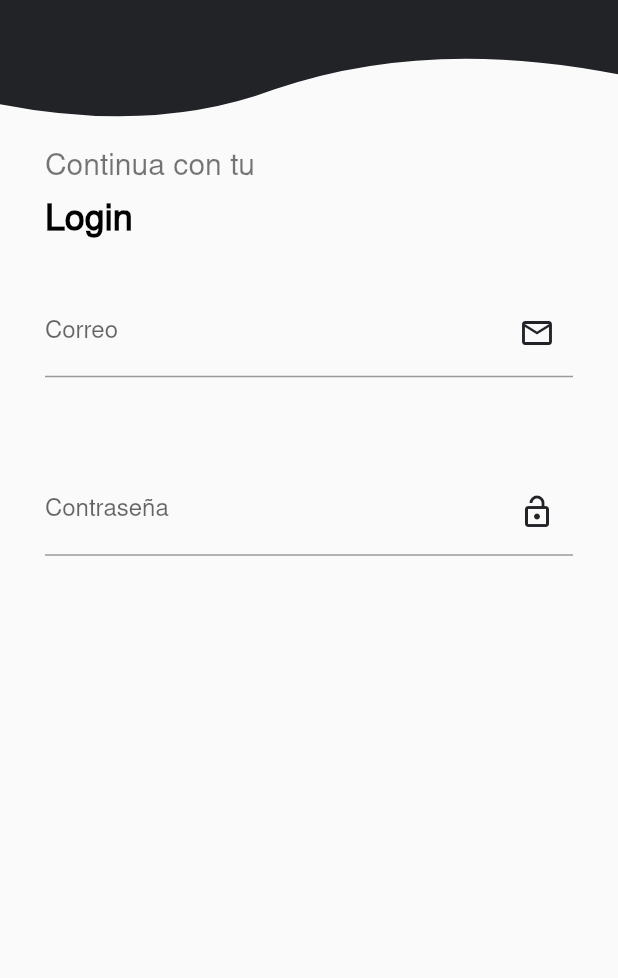
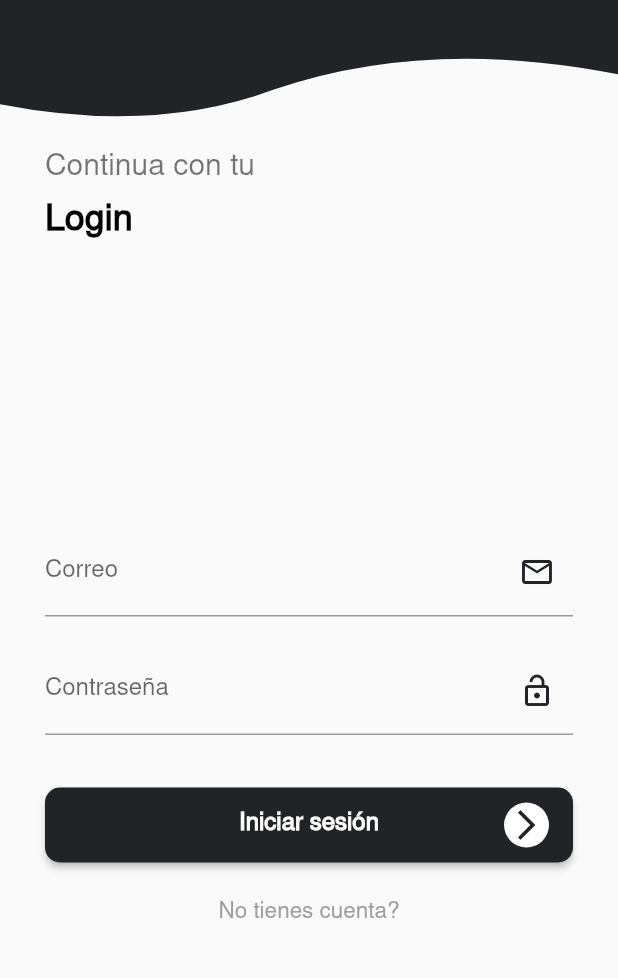
Before and after one commit to jhordanres/StarTravel, a Flutter app: the LoginPage screen opened by its route, on a phone screen of 412 x 824 dp, the part 234-1212 px from its top. Run offline on Flutter 3.47's test engine with Material 2 defaults, Android fonts, the phone set to English and light mode, and no system bars; our stand-ins replace flutter_custom_clippers.

Commit message:
Button Login

```diff
--- a/lib/main.dart
+++ b/lib/main.dart
@@ -1,7 +1,7 @@
 import 'package:flutter/material.dart';
-import 'package:star_travel/screens/home/screens_home.dart';
-import 'package:star_travel/screens/login/screens_login.dart';
-import 'package:star_travel/utils/colors.dart' as util;
+import 'package:star_travel/src/screens/home/screens_home.dart';
+import 'package:star_travel/src/screens/login/screens_login.dart';
+import 'package:star_travel/src/utils/colors.dart' as util;
 void main() {
   runApp(MyApp());
 }
--- a/lib/screens/home/screens_home.dart
+++ /dev/null
@@ -1,2 +0,0 @@
-export 'package:star_travel/screens/home/home_page.dart';
-export 'package:star_travel/screens/home/home_controller.dart';
--- a/lib/screens/login/screens_login.dart
+++ /dev/null
@@ -1 +0,0 @@
-export 'package:star_travel/screens/login/login_page.dart';
--- a/lib/screens/home/home_page.dart
+++ b/lib/src/screens/home/home_page.dart
@@ -1,6 +1,6 @@
 import 'package:flutter/material.dart';
 import 'package:flutter_custom_clippers/flutter_custom_clippers.dart';
-import 'package:star_travel/screens/home/screens_home.dart';
+import 'package:star_travel/src/screens/home/screens_home.dart';
 
 import '../../widgets/widgets.dart';
 
--- /dev/null
+++ b/lib/src/screens/home/screens_home.dart
@@ -0,0 +1,2 @@
+export 'package:star_travel/src/screens/home/home_page.dart';
+export 'package:star_travel/src/screens/home/home_controller.dart';
--- a/lib/screens/login/login_page.dart
+++ b/lib/src/screens/login/login_page.dart
@@ -2,8 +2,8 @@ import 'dart:ui';
 
 import 'package:flutter/material.dart';
 import 'package:flutter_custom_clippers/flutter_custom_clippers.dart';
-import 'package:star_travel/widgets/widgets.dart';
-import 'package:star_travel/utils/colors.dart' as utils;
+import 'package:star_travel/src/widgets/widgets.dart';
+import 'package:star_travel/src/utils/colors.dart' as utils;
 
 
 class LoginPage extends StatefulWidget {
@@ -30,8 +30,11 @@ class _LoginPageState extends State<LoginPage> {
           ),
           _textDescription(),
           _textLogin(),
+          Expanded(child: Container(),),
           _textFieldEmail(),
-          _textFieldPass()
+          _textFieldPass(),
+          _buttonLogin(),
+          _dontHaveAccount()
         ],
       )
     );
@@ -69,7 +72,7 @@ class _LoginPageState extends State<LoginPage> {
 
   Widget _textFieldEmail(){
     return Container(
-      margin: EdgeInsets.symmetric(horizontal: 30, vertical: 30),
+      margin: EdgeInsets.symmetric(horizontal: 30, vertical: 10),
       child: TextField(
         keyboardType: TextInputType.emailAddress,
         decoration: InputDecoration(
@@ -86,7 +89,7 @@ class _LoginPageState extends State<LoginPage> {
 
   Widget _textFieldPass(){
     return Container(
-      margin: EdgeInsets.symmetric(horizontal: 30, vertical: 30),
+      margin: EdgeInsets.symmetric(horizontal: 30, vertical: 10),
       child: TextField(
         obscureText: true,
         decoration: InputDecoration(
@@ -102,9 +105,24 @@ class _LoginPageState extends State<LoginPage> {
   }
 
   Widget _buttonLogin(){
-    return RaisedButton(
-      onPressed: (){},
-      child: Text('Iniciar sesion'),
+    return Container(
+      margin: EdgeInsets.symmetric(horizontal: 30, vertical: 25),
+      child: ButtonApp(
+        text: 'Iniciar sesión',
+      )
+    );
+  }
+
+  Widget _dontHaveAccount(){
+    return Container(
+      margin: EdgeInsets.only(bottom: 50),
+      child: Text(
+        'No tienes cuenta?',
+        style: TextStyle(
+          fontSize: 15,
+          color: Colors.grey
+        ),
+      ),
     );
   }
 }
--- /dev/null
+++ b/lib/src/screens/login/screens_login.dart
@@ -0,0 +1 @@
+export 'package:star_travel/src/screens/login/login_page.dart';
--- /dev/null
+++ b/lib/src/widgets/button_app.dart
@@ -0,0 +1,62 @@
+import 'package:flutter/material.dart';
+import 'package:star_travel/src/utils/colors.dart' as utils;
+
+
+class ButtonApp extends StatelessWidget {
+
+  Color? color;
+  String text;
+  IconData icon;
+
+  ButtonApp({
+    this.color,
+    required this.text,
+    this.icon = Icons.arrow_forward_ios
+  });
+
+  @override
+  Widget build(BuildContext context){
+    return ElevatedButton(
+      style: ElevatedButton.styleFrom(
+        primary: utils.Colors.startTravel,
+        shape: RoundedRectangleBorder(
+          borderRadius: BorderRadius.circular(10)
+        )
+      ),
+      onPressed: (){},
+      child: Stack(
+        children:[
+          Align(
+            alignment: Alignment.center,
+            child: Container(
+              height: 50,
+              alignment: Alignment.center,
+              child: Text(
+                text,
+                style: TextStyle(
+                  fontSize: 16,
+                  fontWeight: FontWeight.bold
+                ),
+              )
+            ),
+          ),
+          Align(
+            alignment: Alignment.centerRight,
+            child: Container(
+              height: 50,
+              child: CircleAvatar(
+                radius: 15,
+                child: Icon(
+                  icon,
+                  color: utils.Colors.startTravel,
+                  ),
+                  backgroundColor: Colors.white,
+              ),
+            ),
+          )
+
+        ]
+      ),
+    );
+  }
+}
--- /dev/null
+++ b/lib/src/widgets/widgets.dart
@@ -0,0 +1,2 @@
+export 'package:star_travel/src/widgets/widget_bannerapp.dart';
+export 'package:star_travel/src/widgets/button_app.dart';
--- a/lib/widgets/widgets.dart
+++ /dev/null
@@ -1 +0,0 @@
-export 'package:star_travel/widgets/widget_bannerapp.dart';
```
Also changed, not shown: lib/src/screens/home/home_controller.dart (renamed from lib/screens/home/home_controller.dart), lib/src/utils/colors.dart (renamed from lib/utils/colors.dart), lib/src/widgets/widget_bannerapp.dart (renamed from lib/widgets/widget_bannerapp.dart).
